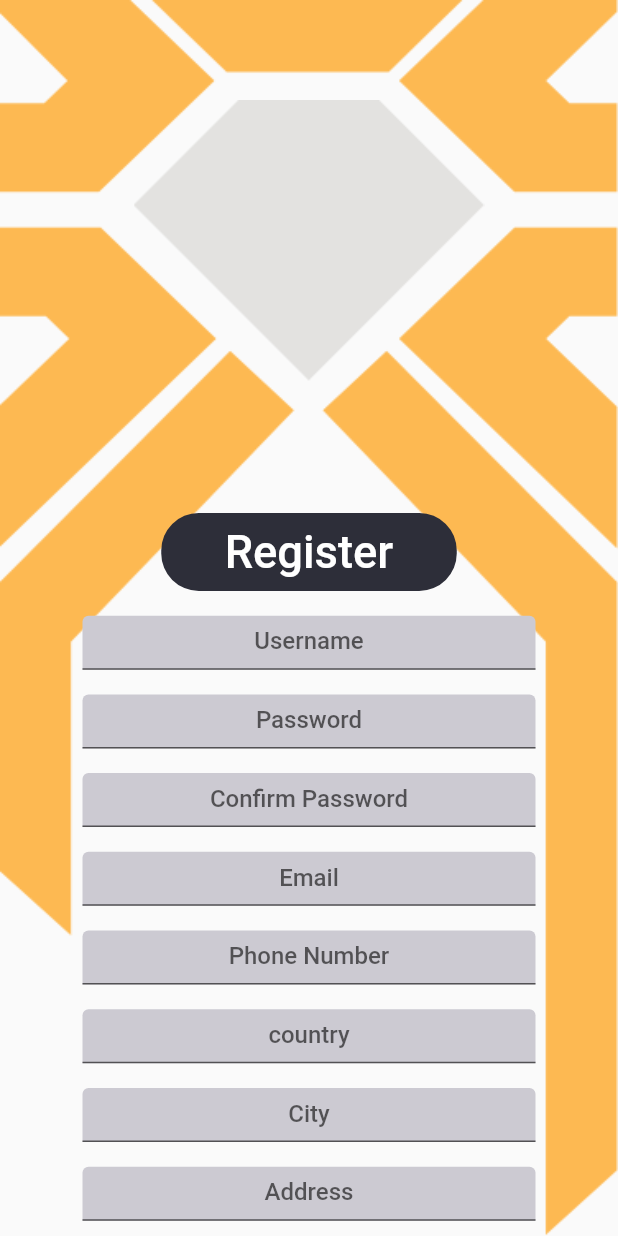
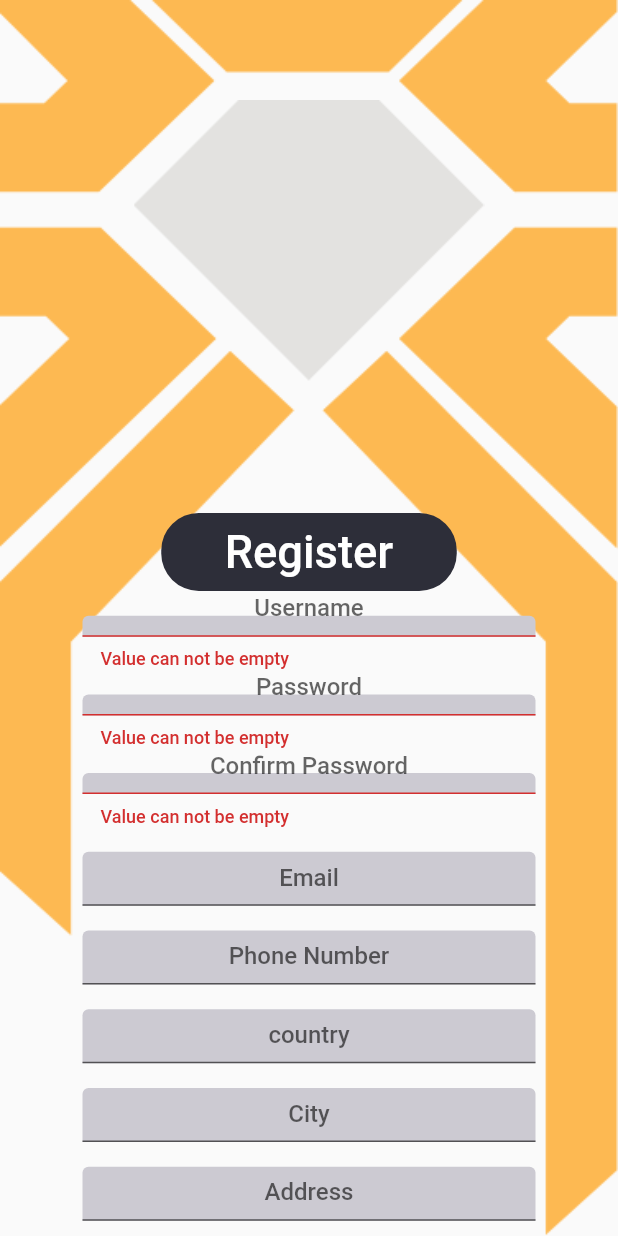
Before and after one commit to Riyadhalali/the_jewel, a Flutter app: the RegisterActivity screen opened directly, after a tap on "Register", on a phone screen of 412 x 824 dp. Run offline on Flutter 3.47's test engine with Material 2 defaults, Android fonts, the phone set to English and light mode, and no system bars; our stand-ins replace auto_size_text, easy_localization, fluttertoast, modal_progress_hud, shared_preferences, sizer; accounts and stored records are empty.

Commit message:
Register Activity: 1- Check text field if user didn't enter username and pasword and confirm password error message will be displaied. 2- Request to server will not be submitted until information is entered.

```diff
--- a/lib/components/textfield.dart
+++ b/lib/components/textfield.dart
@@ -4,8 +4,9 @@ import 'package:flutter/material.dart';
 class TextInputField extends StatelessWidget {
   final TextEditingController controller_text;
   final String hint_text;
+  final String error_msg;
 
-  TextInputField({this.hint_text, this.controller_text});
+  TextInputField({this.hint_text, this.controller_text, this.error_msg});
 
   @override
   Widget build(BuildContext context) {
@@ -22,6 +23,7 @@ class TextInputField extends StatelessWidget {
           filled: true,
           fillColor: Color(0xFFCCCAD2),
           hintText: hint_text.tr().toString(),
+          errorText: error_msg,
 
           // labelText: "signin_password".tr().toString(),
           // suffixIcon: Icon(Icons.security),
--- a/lib/ui/register.dart
+++ b/lib/ui/register.dart
@@ -20,6 +20,8 @@ class _RegisterActivityState extends State<RegisterActivity> {
   final _citycontroller = TextEditingController();
   final _addresscontroller = TextEditingController();
   final _picturecontroller = TextEditingController();
+  bool _validateerrormsg =
+      false; // this error will be toggled true if user did not fill all information about registering
   WebServices webServices = new WebServices();
   ShowToast _showToast = new ShowToast();
 
@@ -63,6 +65,7 @@ class _RegisterActivityState extends State<RegisterActivity> {
           TextInputField(
             controller_text: _usernamecontroller,
             hint_text: "signin_username",
+            error_msg: _validateerrormsg ? 'Value can not be empty' : null,
           ), // username
           SizedBox(
             height: 2.0.h,
@@ -70,6 +73,7 @@ class _RegisterActivityState extends State<RegisterActivity> {
           TextInputField(
             controller_text: _passwordcontroller,
             hint_text: "signin_password",
+            error_msg: _validateerrormsg ? 'Value can not be empty' : null,
           ), // password
           SizedBox(
             height: 2.0.h,
@@ -77,6 +81,7 @@ class _RegisterActivityState extends State<RegisterActivity> {
           TextInputField(
             controller_text: _confpasswordcontroller,
             hint_text: "confirmpassword",
+            error_msg: _validateerrormsg ? 'Value can not be empty' : null,
           ), // confirm password
           SizedBox(
             height: 2.0.h,
@@ -151,6 +156,13 @@ class _RegisterActivityState extends State<RegisterActivity> {
 
   //----------------------------------------------------------------------------
   Future<String> register() async {
+    setState(() {
+      _usernamecontroller.text.isEmpty || _passwordcontroller.text.isEmpty
+          ? _validateerrormsg = true
+          : _validateerrormsg = false;
+    });
+    // if all data is completed submit the request
+    if (_validateerrormsg == false) {
       var messageResponse = await webServices.RegisterPost(
           _usernamecontroller.text,
           _phonecontroller.text,
@@ -163,5 +175,6 @@ class _RegisterActivityState extends State<RegisterActivity> {
           _picturecontroller.text); // get the responose
       _showToast.showToast(messageResponse.toString());
     }
+  }
   //-----------------------------------------------------------------------------
 } //end class
```
Lines whose indentation alone changed are shown as unchanged.
